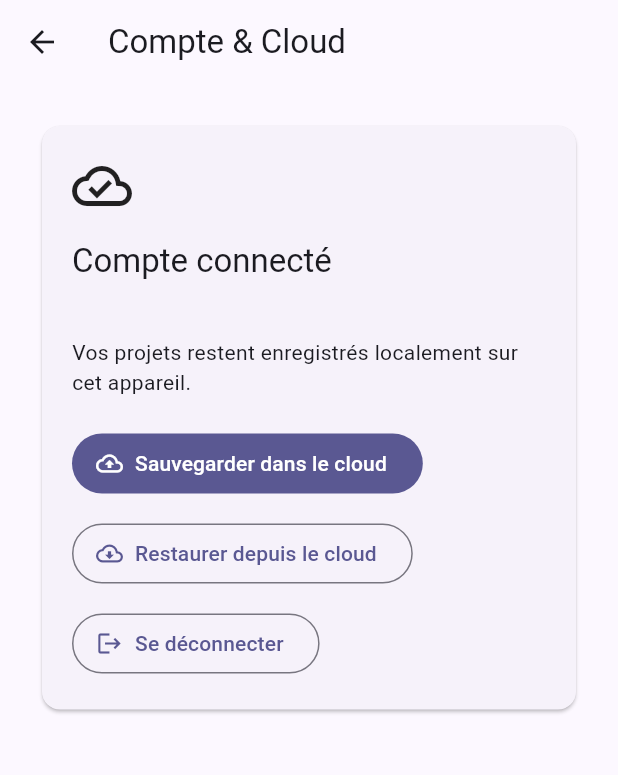
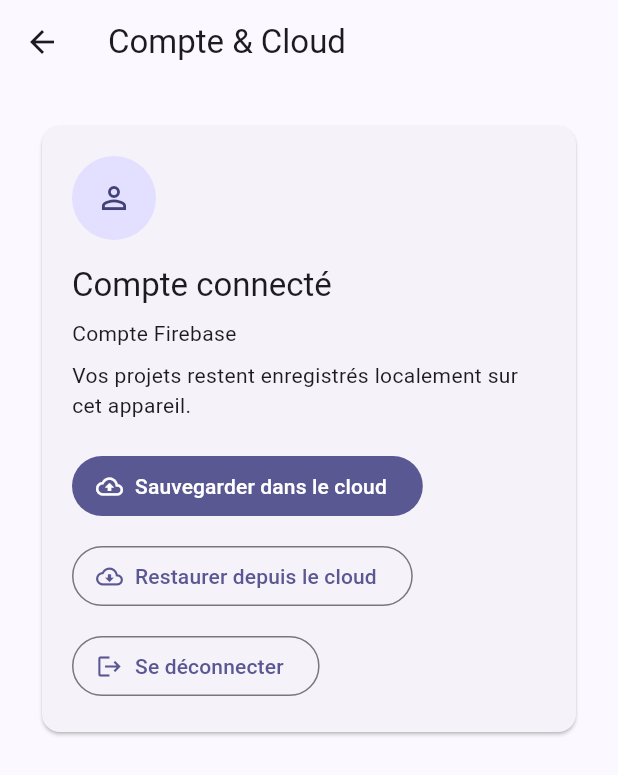
Before and after one commit to MichelAMZ/focusday, a Flutter app: the screen it shows once a user with an empty profile is signed in, after a tap on an icon or button, on a phone screen of 412 x 824 dp. Shown: the top 775 px of the screen. Run offline on Flutter 3.47's test engine with Material 3 defaults, Android fonts, the phone set to English and light mode, and no system bars; our stand-ins replace audioplayers, cloud_firestore, firebase_auth, firebase_core, flutter_riverpod, shared_preferences; missing offline and left inert: launch_at_startup, screen_retriever, window_manager; accounts and stored records are empty; statements that could not run were skipped.

Commit message:
feat: add Google sign-in for web

```diff
--- a/lib/features/auth/presentation/account_page.dart
+++ b/lib/features/auth/presentation/account_page.dart
@@ -6,6 +6,8 @@ import '../../../core/cloud/cloud_provider.dart';
 import '../../../core/storage/storage_provider.dart';
 import '../../today/application/today_controller.dart';
 import '../application/auth_controller.dart';
+import '../application/auth_gateway.dart';
+import '../../../l10n/app_localizations.dart';
 
 class AccountPage extends ConsumerStatefulWidget {
   const AccountPage({super.key});
@@ -59,6 +61,42 @@ class _AccountPageState extends ConsumerState<AccountPage> {
       }
     }
   }
+
+  Future<void> _signInWithGoogle() async {
+    if (_isLoading) return;
+    setState(() => _isLoading = true);
+    final l10n = AppLocalizations.of(context)!;
+    try {
+      final outcome = await ref.read(authControllerProvider).signInWithGoogle();
+      if (mounted && outcome == GoogleSignInOutcome.cancelled) {
+        ScaffoldMessenger.of(
+          context,
+        ).showSnackBar(SnackBar(content: Text(l10n.googleSignInCancelled)));
+      }
+    } on FirebaseAuthException catch (error) {
+      if (mounted) {
+        ScaffoldMessenger.of(context).showSnackBar(
+          SnackBar(content: Text(_googleAuthMessage(error, l10n))),
+        );
+      }
+    } finally {
+      if (mounted) setState(() => _isLoading = false);
+    }
+  }
+
+  String _googleAuthMessage(
+    FirebaseAuthException error,
+    AppLocalizations l10n,
+  ) => switch (error.code) {
+    'account-exists-with-different-credential' ||
+    'credential-already-in-use' => l10n.googleAccountCollision,
+    'network-request-failed' => l10n.googleNetworkError,
+    'popup-blocked' => l10n.googlePopupBlocked,
+    'operation-not-allowed' ||
+    'unsupported-platform' => l10n.googleSignInUnavailable,
+    'too-many-requests' => l10n.googleTooManyRequests,
+    _ => l10n.googleSignInFailed,
+  };
 
   String _firebaseMessage(FirebaseAuthException error) {
     return switch (error.code) {
@@ -255,6 +293,8 @@ class _AccountPageState extends ConsumerState<AccountPage> {
   }
 
   Widget _buildSignedIn(User user) {
+    final displayName = user.displayName?.trim();
+    final email = user.email?.trim();
     return ListView(
       padding: const EdgeInsets.all(24),
       children: [
@@ -264,14 +304,26 @@ class _AccountPageState extends ConsumerState<AccountPage> {
             child: Column(
               crossAxisAlignment: CrossAxisAlignment.start,
               children: [
-                const Icon(Icons.cloud_done_outlined, size: 40),
+                AccountIdentityAvatar(
+                  displayName: user.displayName,
+                  email: user.email,
+                  photoUrl: user.photoURL,
+                ),
                 const SizedBox(height: 16),
                 Text(
                   'Compte connecté',
                   style: Theme.of(context).textTheme.titleLarge,
                 ),
                 const SizedBox(height: 8),
-                Text(user.email ?? 'Compte Firebase'),
+                if (displayName != null && displayName.isNotEmpty)
+                  Text(
+                    displayName,
+                    style: Theme.of(context).textTheme.titleMedium,
+                  ),
+                if (email != null && email.isNotEmpty) Text(email),
+                if ((displayName == null || displayName.isEmpty) &&
+                    (email == null || email.isEmpty))
+                  const Text('Compte Firebase'),
                 const SizedBox(height: 8),
                 const Text(
                   'Vos projets restent enregistrés localement sur cet appareil.',
@@ -313,6 +365,8 @@ class _AccountPageState extends ConsumerState<AccountPage> {
   }
 
   Widget _buildSignedOut() {
+    final l10n = AppLocalizations.of(context)!;
+    final googleSignInAvailable = ref.watch(googleSignInAvailableProvider);
     return ListView(
       padding: const EdgeInsets.all(24),
       children: [
@@ -390,7 +444,68 @@ class _AccountPageState extends ConsumerState<AccountPage> {
                 },
           child: const Text('Créer un compte'),
         ),
+        if (googleSignInAvailable) ...[
+          const SizedBox(height: 20),
+          Row(
+            children: [
+              const Expanded(child: Divider()),
+              Padding(
+                padding: const EdgeInsets.symmetric(horizontal: 12),
+                child: Text(l10n.authOrSeparator),
+              ),
+              const Expanded(child: Divider()),
+            ],
+          ),
+          const SizedBox(height: 20),
+          OutlinedButton.icon(
+            key: const Key('google-sign-in-button'),
+            onPressed: _isLoading ? null : _signInWithGoogle,
+            icon: const Icon(Icons.login),
+            label: Text(
+              _isLoading ? l10n.googleSignInLoading : l10n.continueWithGoogle,
+            ),
+          ),
+        ],
       ],
     );
   }
 }
+
+class AccountIdentityAvatar extends StatelessWidget {
+  const AccountIdentityAvatar({
+    super.key,
+    this.displayName,
+    this.email,
+    this.photoUrl,
+  });
+
+  final String? displayName;
+  final String? email;
+  final String? photoUrl;
+
+  @override
+  Widget build(BuildContext context) {
+    final normalizedPhotoUrl = photoUrl?.trim();
+    final label = displayName?.trim().isNotEmpty == true
+        ? displayName!.trim()
+        : email?.trim();
+    final fallback = CircleAvatar(
+      radius: 28,
+      child: label == null || label.isEmpty
+          ? const Icon(Icons.person_outline)
+          : Text(label.substring(0, 1).toUpperCase()),
+    );
+    if (normalizedPhotoUrl == null || normalizedPhotoUrl.isEmpty) {
+      return fallback;
+    }
+    return ClipOval(
+      child: Image.network(
+        normalizedPhotoUrl,
+        width: 56,
+        height: 56,
+        fit: BoxFit.cover,
+        errorBuilder: (_, _, _) => fallback,
+      ),
+    );
+  }
+}
--- a/lib/features/today/presentation/today_page.dart
+++ b/lib/features/today/presentation/today_page.dart
@@ -168,7 +168,7 @@ class _TodayPageState extends ConsumerState<TodayPage> {
                       return Tooltip(
                         message: user == null
                             ? 'Compte non connecté'
-                            : 'Connecté : ${email ?? 'Compte Firebase'}',
+                            : 'Connecté : ${user.displayName ?? email ?? 'Compte Firebase'}',
                         child: InkWell(
                           customBorder: const CircleBorder(),
                           onTap: () {
@@ -185,12 +185,17 @@ class _TodayPageState extends ConsumerState<TodayPage> {
                                     radius: 18,
                                     child: Icon(Icons.person_outline, size: 20),
                                   )
-                                : user.photoURL != null &&
-                                      user.photoURL!.isNotEmpty
-                                ? CircleAvatar(
-                                    radius: 18,
-                                    backgroundImage: NetworkImage(
+                                : user.photoURL?.trim().isNotEmpty == true
+                                ? ClipOval(
+                                    child: Image.network(
                                       user.photoURL!,
+                                      width: 36,
+                                      height: 36,
+                                      fit: BoxFit.cover,
+                                      errorBuilder: (_, _, _) => CircleAvatar(
+                                        radius: 18,
+                                        child: Text(initial),
+                                      ),
                                     ),
                                   )
                                 : CircleAvatar(
--- a/lib/l10n/app_localizations.dart
+++ b/lib/l10n/app_localizations.dart
@@ -634,6 +634,66 @@ abstract class AppLocalizations {
   /// In en, this message translates to:
   /// **'Choose'**
   String get syncChoose;
+
+  /// No description provided for @authOrSeparator.
+  ///
+  /// In en, this message translates to:
+  /// **'or'**
+  String get authOrSeparator;
+
+  /// No description provided for @continueWithGoogle.
+  ///
+  /// In en, this message translates to:
+  /// **'Continue with Google'**
+  String get continueWithGoogle;
+
+  /// No description provided for @googleSignInLoading.
+  ///
+  /// In en, this message translates to:
+  /// **'Signing in…'**
+  String get googleSignInLoading;
+
+  /// No description provided for @googleSignInCancelled.
+  ///
+  /// In en, this message translates to:
+  /// **'Google sign-in cancelled.'**
+  String get googleSignInCancelled;
+
+  /// No description provided for @googleSignInFailed.
+  ///
+  /// In en, this message translates to:
+  /// **'Unable to sign in with Google.'**
+  String get googleSignInFailed;
+
+  /// No description provided for @googleAccountCollision.
+  ///
+  /// In en, this message translates to:
+  /// **'An account already exists with another sign-in method.'**
+  String get googleAccountCollision;
+
+  /// No description provided for @googleNetworkError.
+  ///
+  /// In en, this message translates to:
+  /// **'Network unavailable. Check your connection and try again.'**
+  String get googleNetworkError;
+
+  /// No description provided for @googlePopupBlocked.
+  ///
+  /// In en, this message translates to:
+  /// **'The Google sign-in window was blocked by the browser.'**
+  String get googlePopupBlocked;
+
+  /// No description provided for @googleSignInUnavailable.
+  ///
+  /// In en, this message translates to:
+  /// **'Google sign-in is not available.'**
+  String get googleSignInUnavailable;
+
+  /// No description provided for @googleTooManyRequests.
+  ///
+  /// In en, this message translates to:
+  /// **'Too many attempts. Try again later.'**
+  String get googleTooManyRequests;
 }
 
 class _AppLocalizationsDelegate extends LocalizationsDelegate<AppLocalizations> {
```
Also changed, not shown: lib/features/auth/application/auth_controller.dart (+13 -12 lines), lib/features/auth/application/auth_gateway.dart (added, +97 -0 lines), lib/l10n/app_en.arb (+11 -1 lines), lib/l10n/app_fr.arb (+11 -1 lines), lib/l10n/app_localizations_en.dart (+30 -0 lines), lib/l10n/app_localizations_fr.dart (+30 -0 lines), 2 other files.
